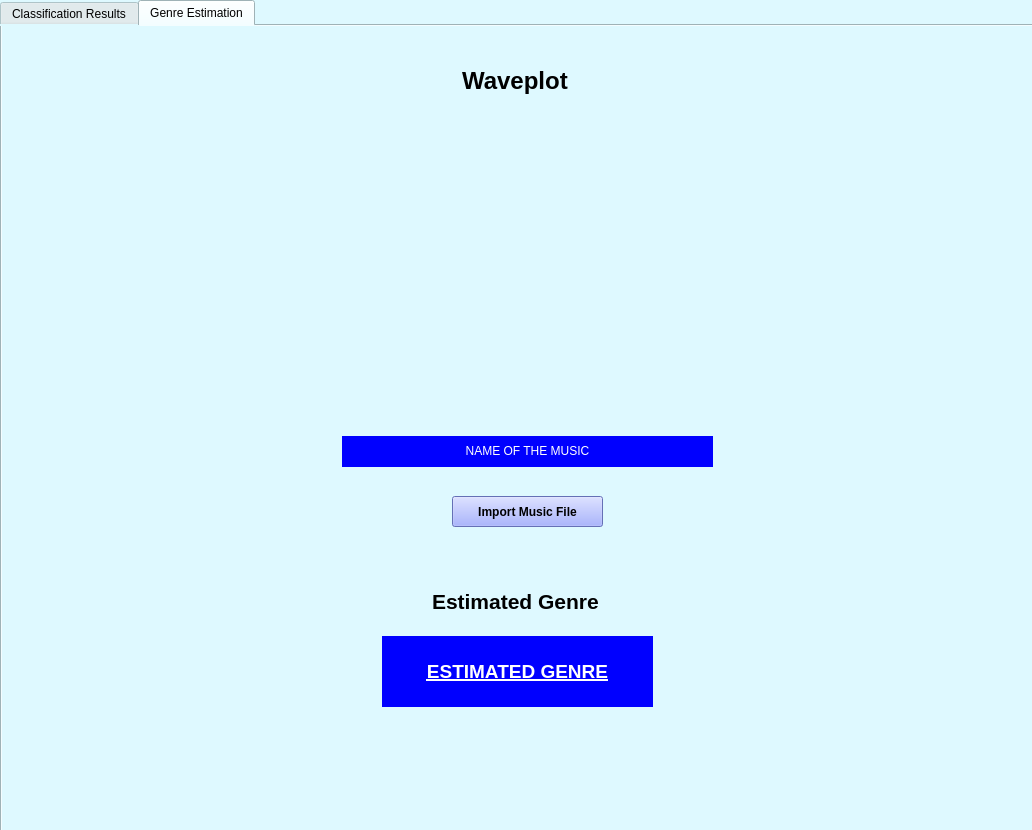
First picture: the form in arayuzV2_backup.ui, repository cetekin/signalProcessing, before the edit.
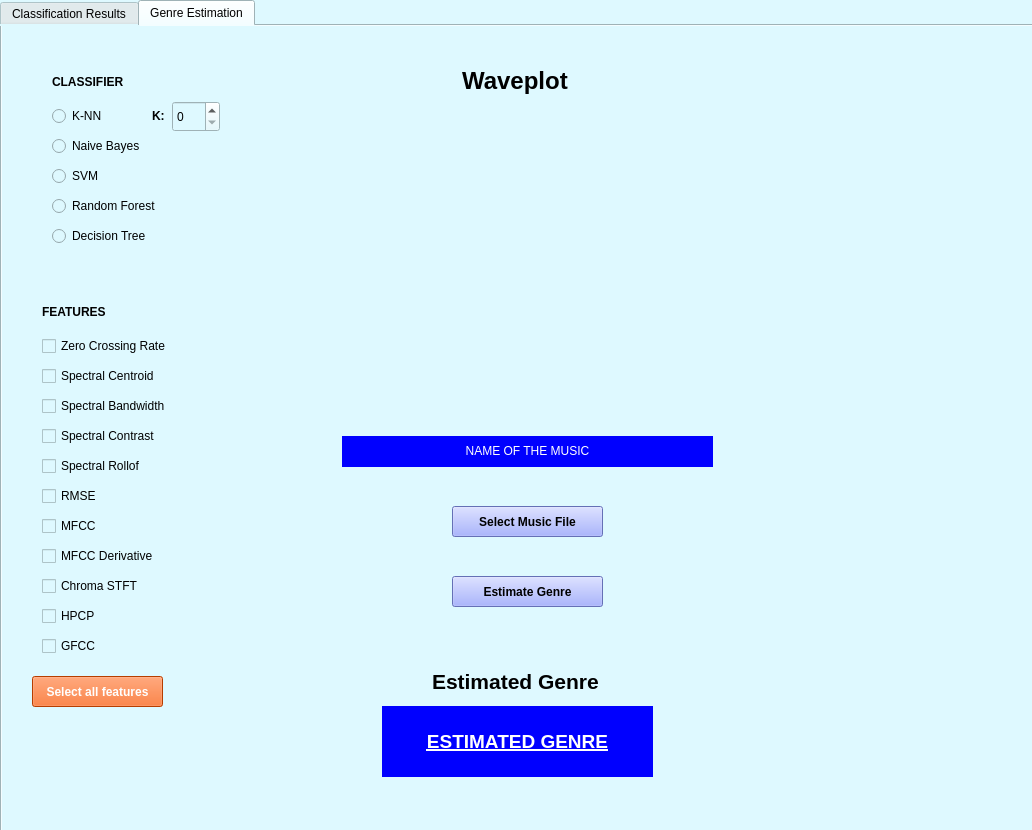
Second picture: the form after the edit. The open tabs and pages were chosen to show the change.

```diff
--- a/arayuzV2_backup.ui
+++ b/arayuzV2_backup.ui
@@ -709,7 +709,7 @@
      <widget class="QLabel" name="waveplot_label">
       <property name="geometry">
        <rect>
-        <x>320</x>
+        <x>330</x>
         <y>110</y>
         <width>386</width>
         <height>278</height>
@@ -735,7 +735,7 @@
       <property name="geometry">
        <rect>
         <x>450</x>
-        <y>470</y>
+        <y>550</y>
         <width>151</width>
         <height>31</height>
        </rect>
@@ -747,14 +747,14 @@
 }</string>
       </property>
       <property name="text">
-       <string>Import Music File</string>
+       <string>Estimate Genre</string>
       </property>
      </widget>
      <widget class="QLabel" name="genre_label">
       <property name="geometry">
        <rect>
         <x>380</x>
-        <y>610</y>
+        <y>680</y>
         <width>271</width>
         <height>71</height>
        </rect>
@@ -812,7 +812,7 @@
       <property name="geometry">
        <rect>
         <x>430</x>
-        <y>560</y>
+        <y>640</y>
         <width>191</width>
         <height>31</height>
        </rect>
@@ -821,6 +821,314 @@
        <string>&lt;html&gt;&lt;head/&gt;&lt;body&gt;&lt;p&gt;&lt;span style=&quot; font-size:16pt; font-weight:600;&quot;&gt;Estimated Genre&lt;/span&gt;&lt;/p&gt;&lt;/body&gt;&lt;/html&gt;</string>
       </property>
      </widget>
+     <widget class="QRadioButton" name="rb_naive_bayes_4">
+      <property name="geometry">
+       <rect>
+        <x>50</x>
+        <y>110</y>
+        <width>121</width>
+        <height>20</height>
+       </rect>
+      </property>
+      <property name="text">
+       <string>Naive Bayes</string>
+      </property>
+     </widget>
+     <widget class="QRadioButton" name="rb_svm_4">
+      <property name="geometry">
+       <rect>
+        <x>50</x>
+        <y>140</y>
+        <width>111</width>
+        <height>20</height>
+       </rect>
+      </property>
+      <property name="text">
+       <string>SVM</string>
+      </property>
+     </widget>
+     <widget class="QRadioButton" name="rb_random_forest_4">
+      <property name="geometry">
+       <rect>
+        <x>50</x>
+        <y>170</y>
+        <width>141</width>
+        <height>20</height>
+       </rect>
+      </property>
+      <property name="text">
+       <string>Random Forest</string>
+      </property>
+     </widget>
+     <widget class="QLabel" name="label_40">
+      <property name="geometry">
+       <rect>
+        <x>50</x>
+        <y>40</y>
+        <width>131</width>
+        <height>31</height>
+       </rect>
+      </property>
+      <property name="styleSheet">
+       <string notr="true">QLabel {
+color: black;
+font-weight: bold;
+}</string>
+      </property>
+      <property name="text">
+       <string>CLASSIFIER</string>
+      </property>
+     </widget>
+     <widget class="QRadioButton" name="rb_decision_tree_4">
+      <property name="geometry">
+       <rect>
+        <x>50</x>
+        <y>200</y>
+        <width>151</width>
+        <height>20</height>
+       </rect>
+      </property>
+      <property name="text">
+       <string>Decision Tree</string>
+      </property>
+     </widget>
+     <widget class="QRadioButton" name="rb_knn_4">
+      <property name="geometry">
+       <rect>
+        <x>50</x>
+        <y>80</y>
+        <width>111</width>
+        <height>20</height>
+       </rect>
+      </property>
+      <property name="text">
+       <string>K-NN</string>
+      </property>
+     </widget>
+     <widget class="QCheckBox" name="cb_chroma_stft_4">
+      <property name="geometry">
+       <rect>
+        <x>40</x>
+        <y>550</y>
+        <width>151</width>
+        <height>20</height>
+       </rect>
+      </property>
+      <property name="text">
+       <string>Chroma STFT</string>
+      </property>
+     </widget>
+     <widget class="QCheckBox" name="cb_spec_cen_4">
+      <property name="geometry">
+       <rect>
+        <x>40</x>
+        <y>340</y>
+        <width>171</width>
+        <height>20</height>
+       </rect>
+      </property>
+      <property name="text">
+       <string>Spectral Centroid</string>
+      </property>
+     </widget>
+     <widget class="QCheckBox" name="cb_spec_ban_4">
+      <property name="geometry">
+       <rect>
+        <x>40</x>
+        <y>370</y>
+        <width>191</width>
+        <height>20</height>
+       </rect>
+      </property>
+      <property name="text">
+       <string>Spectral Bandwidth</string>
+      </property>
+     </widget>
+     <widget class="QCheckBox" name="cb_gfcc_4">
+      <property name="geometry">
+       <rect>
+        <x>40</x>
+        <y>610</y>
+        <width>141</width>
+        <height>20</height>
+       </rect>
+      </property>
+      <property name="text">
+       <string>GFCC</string>
+      </property>
+     </widget>
+     <widget class="QLabel" name="label_41">
+      <property name="geometry">
+       <rect>
+        <x>40</x>
+        <y>270</y>
+        <width>141</width>
+        <height>31</height>
+       </rect>
+      </property>
+      <property name="styleSheet">
+       <string notr="true">QLabel {
+color: black;
+font-weight: bold;
+}</string>
+      </property>
+      <property name="text">
+       <string>FEATURES</string>
+      </property>
+     </widget>
+     <widget class="QCheckBox" name="cb_zcr_4">
+      <property name="geometry">
+       <rect>
+        <x>40</x>
+        <y>310</y>
+        <width>171</width>
+        <height>20</height>
+       </rect>
+      </property>
+      <property name="text">
+       <string>Zero Crossing Rate</string>
+      </property>
+     </widget>
+     <widget class="QCheckBox" name="cb_mfcc_4">
+      <property name="geometry">
+       <rect>
+        <x>40</x>
+        <y>490</y>
+        <width>121</width>
+        <height>20</height>
+       </rect>
+      </property>
+      <property name="text">
+       <string>MFCC</string>
+      </property>
+     </widget>
+     <widget class="QCheckBox" name="cb_mfcc_derivative_4">
+      <property name="geometry">
+       <rect>
+        <x>40</x>
+        <y>520</y>
+        <width>171</width>
+        <height>20</height>
+       </rect>
+      </property>
+      <property name="text">
+       <string>MFCC Derivative</string>
+      </property>
+     </widget>
+     <widget class="QCheckBox" name="cb_hpcp_4">
+      <property name="geometry">
+       <rect>
+        <x>40</x>
+        <y>580</y>
+        <width>151</width>
+        <height>20</height>
+       </rect>
+      </property>
+      <property name="text">
+       <string>HPCP</string>
+      </property>
+     </widget>
+     <widget class="QCheckBox" name="cb_rmse_4">
+      <property name="geometry">
+       <rect>
+        <x>40</x>
+        <y>460</y>
+        <width>121</width>
+        <height>20</height>
+       </rect>
+      </property>
+      <property name="text">
+       <string>RMSE</string>
+      </property>
+     </widget>
+     <widget class="QPushButton" name="pb_select_all_features_4">
+      <property name="geometry">
+       <rect>
+        <x>30</x>
+        <y>650</y>
+        <width>131</width>
+        <height>31</height>
+       </rect>
+      </property>
+      <property name="styleSheet">
+       <string notr="true">QPushButton{
+background-color: rgb(255, 85, 0);
+font-weight: bold;
+color: rgb(255, 255, 255)
+}</string>
+      </property>
+      <property name="text">
+       <string>Select all features</string>
+      </property>
+     </widget>
+     <widget class="QCheckBox" name="cb_spec_con_4">
+      <property name="geometry">
+       <rect>
+        <x>40</x>
+        <y>400</y>
+        <width>181</width>
+        <height>20</height>
+       </rect>
+      </property>
+      <property name="text">
+       <string>Spectral Contrast</string>
+      </property>
+     </widget>
+     <widget class="QCheckBox" name="cb_spec_rollof_4">
+      <property name="geometry">
+       <rect>
+        <x>40</x>
+        <y>430</y>
+        <width>161</width>
+        <height>20</height>
+       </rect>
+      </property>
+      <property name="text">
+       <string>Spectral Rollof</string>
+      </property>
+     </widget>
+     <widget class="QPushButton" name="select_music_file">
+      <property name="geometry">
+       <rect>
+        <x>450</x>
+        <y>480</y>
+        <width>151</width>
+        <height>31</height>
+       </rect>
+      </property>
+      <property name="styleSheet">
+       <string notr="true">QPushButton{
+background-color: rgb(142, 157, 255);
+font-weight: bold;
+}</string>
+      </property>
+      <property name="text">
+       <string>Select Music File</string>
+      </property>
+     </widget>
+     <widget class="QLabel" name="knn_label_4">
+      <property name="geometry">
+       <rect>
+        <x>150</x>
+        <y>80</y>
+        <width>16</width>
+        <height>21</height>
+       </rect>
+      </property>
+      <property name="text">
+       <string>&lt;html&gt;&lt;head/&gt;&lt;body&gt;&lt;p&gt;&lt;span style=&quot; font-weight:600;&quot;&gt;K: &lt;/span&gt;&lt;/p&gt;&lt;/body&gt;&lt;/html&gt;</string>
+      </property>
+     </widget>
+     <widget class="QSpinBox" name="knn_sb_4">
+      <property name="geometry">
+       <rect>
+        <x>170</x>
+        <y>75</y>
+        <width>48</width>
+        <height>31</height>
+       </rect>
+      </property>
+     </widget>
     </widget>
    </widget>
   </widget>
```
Left out of the diff: 96 changed lines with no effect on the pictures.
